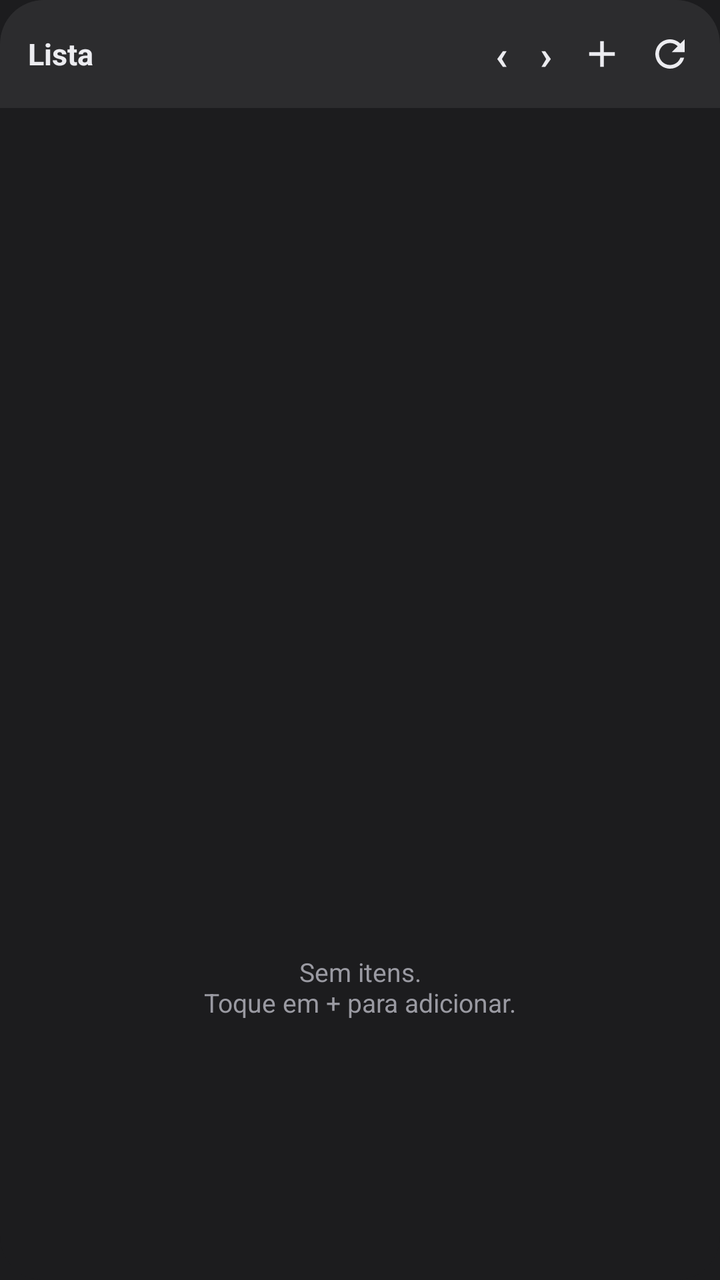
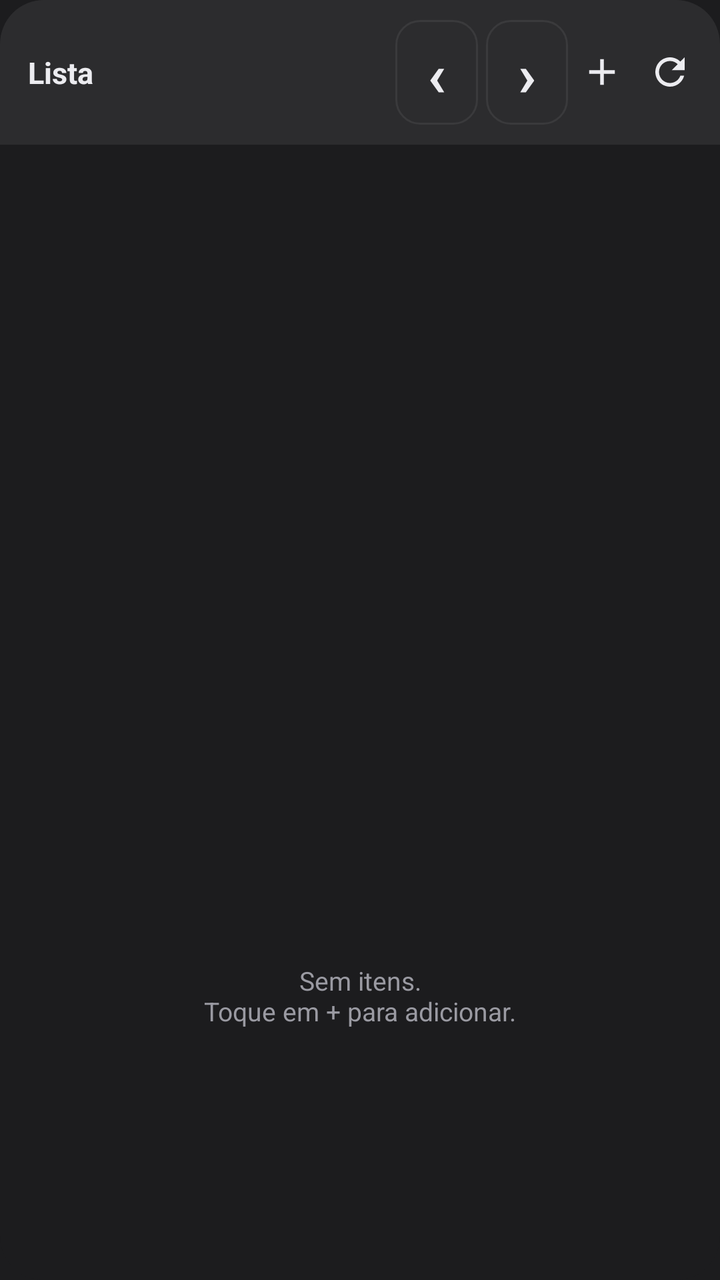

Screens rendered from an Android XML layout before and after an edit, with the pre-edit source and the edit as a unified diff.
<!-- AndroidManifest.xml: application theme Theme.CardTarefas -->
<!-- res/layout/widget_list.xml -->
<?xml version="1.0" encoding="utf-8"?>
<LinearLayout xmlns:android="http://schemas.android.com/apk/res/android"
    android:layout_width="match_parent"
    android:layout_height="match_parent"
    android:orientation="vertical"
    android:background="@drawable/widget_bg">

    <LinearLayout
        android:layout_width="match_parent"
        android:layout_height="wrap_content"
        android:orientation="horizontal"
        android:gravity="center_vertical"
        android:background="@drawable/widget_header_bg"
        android:paddingStart="14dp"
        android:paddingEnd="8dp"
        android:paddingTop="10dp"
        android:paddingBottom="10dp">

        <TextView
            android:id="@+id/widget_titulo"
            android:layout_width="0dp"
            android:layout_height="wrap_content"
            android:layout_weight="1"
            android:text="Lista"
            android:textColor="@color/txt"
            android:textStyle="bold"
            android:textSize="15sp"
            android:maxLines="1"
            android:ellipsize="end" />

        <TextView
            android:id="@+id/widget_mes_ant"
            android:layout_width="wrap_content"
            android:layout_height="wrap_content"
            android:text="‹"
            android:textColor="@color/txt"
            android:textStyle="bold"
            android:textSize="20sp"
            android:paddingStart="8dp"
            android:paddingEnd="8dp"
            android:contentDescription="Mes anterior" />

        <TextView
            android:id="@+id/widget_mes_prox"
            android:layout_width="wrap_content"
            android:layout_height="wrap_content"
            android:text="›"
            android:textColor="@color/txt"
            android:textStyle="bold"
            android:textSize="20sp"
            android:paddingStart="8dp"
            android:paddingEnd="8dp"
            android:contentDescription="Proximo mes" />

        <ImageView
            android:id="@+id/widget_transito"
            android:layout_width="34dp"
            android:layout_height="34dp"
            android:padding="6dp"
            android:src="@drawable/ic_transito"
            android:contentDescription="Itens em transito"
            android:visibility="gone" />



        <ImageView
            android:id="@+id/widget_add"
            android:layout_width="34dp"
            android:layout_height="34dp"
            android:padding="6dp"
            android:src="@drawable/ic_add"
            android:contentDescription="Adicionar" />

        <ImageView
            android:id="@+id/widget_refresh"
            android:layout_width="34dp"
            android:layout_height="34dp"
            android:padding="6dp"
            android:src="@drawable/ic_refresh"
            android:contentDescription="Atualizar" />
    </LinearLayout>

    <ListView
        android:id="@+id/widget_lista"
        android:layout_width="match_parent"
        android:layout_height="0dp"
        android:layout_weight="1"
        android:divider="@null"
        android:dividerHeight="0dp"
        android:paddingStart="8dp"
        android:paddingEnd="8dp"
        android:paddingTop="6dp"
        android:paddingBottom="6dp" />

    <TextView
        android:id="@+id/widget_vazio"
        android:layout_width="match_parent"
        android:layout_height="0dp"
        android:layout_weight="1"
        android:gravity="center"
        android:padding="16dp"
        android:text="Sem itens.\nToque em + para adicionar."
        android:textColor="@color/dim"
        android:textSize="13sp" />
</LinearLayout>
<!-- resources referenced by this layout -->
<resources>
  <color name="dim">#9A9AA2</color>
  <color name="txt">#ECECF0</color>
  <!-- drawable ic_add (drawable) -->
  <vector xmlns:android="http://schemas.android.com/apk/res/android"
      android:width="24dp" android:height="24dp"
      android:viewportWidth="24" android:viewportHeight="24"
      android:tint="@color/txt">
      <path android:fillColor="#FFFFFF"
          android:pathData="M19,13h-6v6h-2v-6H5v-2h6V5h2v6h6v2z"/>
  </vector>
  <!-- drawable ic_refresh (drawable) -->
  <vector xmlns:android="http://schemas.android.com/apk/res/android"
      android:width="24dp" android:height="24dp"
      android:viewportWidth="24" android:viewportHeight="24"
      android:tint="@color/txt">
      <path android:fillColor="#FFFFFF"
          android:pathData="M17.65,6.35C16.2,4.9 14.21,4 12,4c-4.42,0 -7.99,3.58 -7.99,8s3.57,8 7.99,8c3.73,0 6.84,-2.55 7.73,-6h-2.08c-0.82,2.33 -3.04,4 -5.65,4 -3.31,0 -6,-2.69 -6,-6s2.69,-6 6,-6c1.66,0 3.14,0.69 4.22,1.78L13,11h7V4l-2.35,2.35z"/>
  </vector>
  <!-- drawable ic_transito (drawable) -->
  <vector xmlns:android="http://schemas.android.com/apk/res/android"
      android:width="24dp" android:height="24dp"
      android:viewportWidth="24" android:viewportHeight="24"
      android:tint="@color/accent">
      <path android:fillColor="#FFFFFF"
          android:pathData="M6,2v6h0.01L6,8.01 10,12l-4,4 0.01,0.01H6V22h12v-5.99h-0.01L18,16l-4,-4 4,-3.99 -0.01,-0.01H18V2H6zM16,16.5V20H8v-3.5l4,-4 4,4zM12,11.5l-4,-4V4h8v3.5l-4,4z"/>
  </vector>
  <!-- drawable widget_bg (drawable) -->
  <shape xmlns:android="http://schemas.android.com/apk/res/android" android:shape="rectangle">
      <solid android:color="@color/bg"/>
      <corners android:radius="22dp"/>
  </shape>
  <!-- drawable widget_header_bg (drawable) -->
  <shape xmlns:android="http://schemas.android.com/apk/res/android" android:shape="rectangle">
      <solid android:color="@color/bg_bar"/>
      <corners android:topLeftRadius="22dp" android:topRightRadius="22dp"/>
  </shape>
  <style name="Theme.CardTarefas" parent="Theme.AppCompat.NoActionBar">
          <item name="colorPrimary">@color/accent</item>
          <item name="colorPrimaryDark">@color/bg_bar</item>
          <item name="colorAccent">@color/accent</item>
          <item name="android:windowBackground">@color/bg</item>
          <item name="android:statusBarColor">@color/bg_bar</item>
          <item name="android:navigationBarColor">@color/bg</item>
          <item name="android:textColorPrimary">@color/txt</item>
          <item name="android:textColorHint">@color/dim</item>
      </style>
  <color name="accent">#89B4FA</color>
  <color name="bg">#1C1C1E</color>
  <color name="bg_bar">#2C2C2E</color>
</resources>

<!-- the commit's change to res/layout/widget_list.xml (unified diff, before → after) -->
@@ -35,9 +35,13 @@
             android:text="‹"
             android:textColor="@color/txt"
             android:textStyle="bold"
-            android:textSize="20sp"
-            android:paddingStart="8dp"
-            android:paddingEnd="8dp"
+            android:textSize="30sp"
+            android:paddingStart="16dp"
+            android:paddingEnd="16dp"
+            android:paddingTop="6dp"
+            android:paddingBottom="6dp"
+            android:background="@drawable/field_bg"
+            android:layout_marginStart="4dp"
             android:contentDescription="Mes anterior" />
 
         <TextView
@@ -47,9 +51,13 @@
             android:text="›"
             android:textColor="@color/txt"
             android:textStyle="bold"
-            android:textSize="20sp"
-            android:paddingStart="8dp"
-            android:paddingEnd="8dp"
+            android:textSize="30sp"
+            android:paddingStart="16dp"
+            android:paddingEnd="16dp"
+            android:paddingTop="6dp"
+            android:paddingBottom="6dp"
+            android:background="@drawable/field_bg"
+            android:layout_marginStart="4dp"
             android:contentDescription="Proximo mes" />
 
         <ImageView
<!-- resource entries referenced after the edit -->
@@ -2,6 +2,12 @@
 <resources>
   <color name="dim">#9A9AA2</color>
   <color name="txt">#ECECF0</color>
+  <!-- drawable field_bg (drawable) -->
+  <shape xmlns:android="http://schemas.android.com/apk/res/android" android:shape="rectangle">
+      <solid android:color="@color/card"/>
+      <corners android:radius="12dp"/>
+      <stroke android:width="1dp" android:color="#3A3A3C"/>
+  </shape>
   <!-- drawable ic_add (drawable) -->
   <vector xmlns:android="http://schemas.android.com/apk/res/android"
       android:width="24dp" android:height="24dp"
@@ -46,6 +52,7 @@
           <item name="android:textColorPrimary">@color/txt</item>
           <item name="android:textColorHint">@color/dim</item>
       </style>
+  <color name="card">#2C2C2E</color>
   <color name="accent">#89B4FA</color>
   <color name="bg">#1C1C1E</color>
   <color name="bg_bar">#2C2C2E</color>
